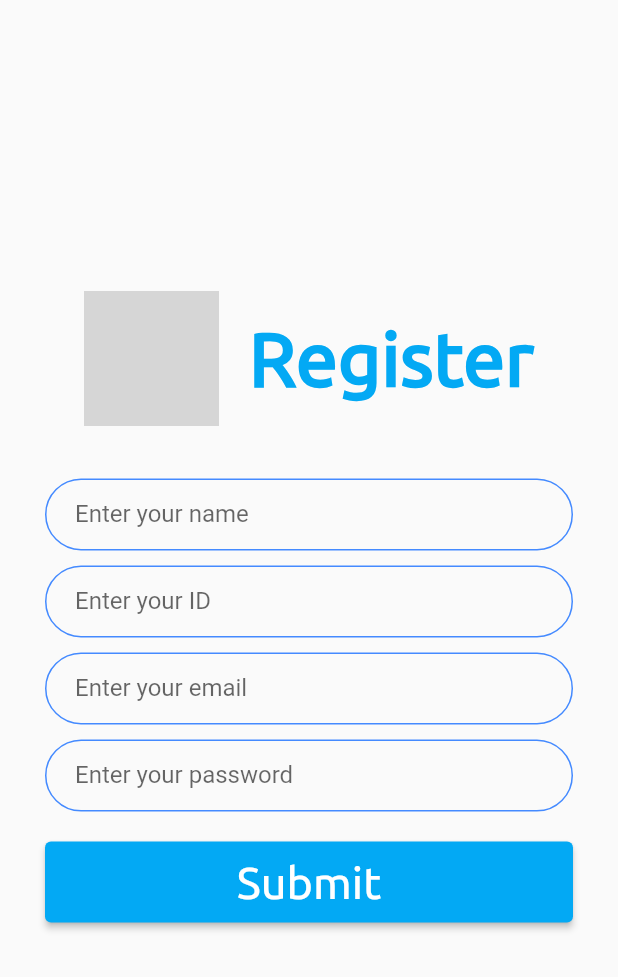
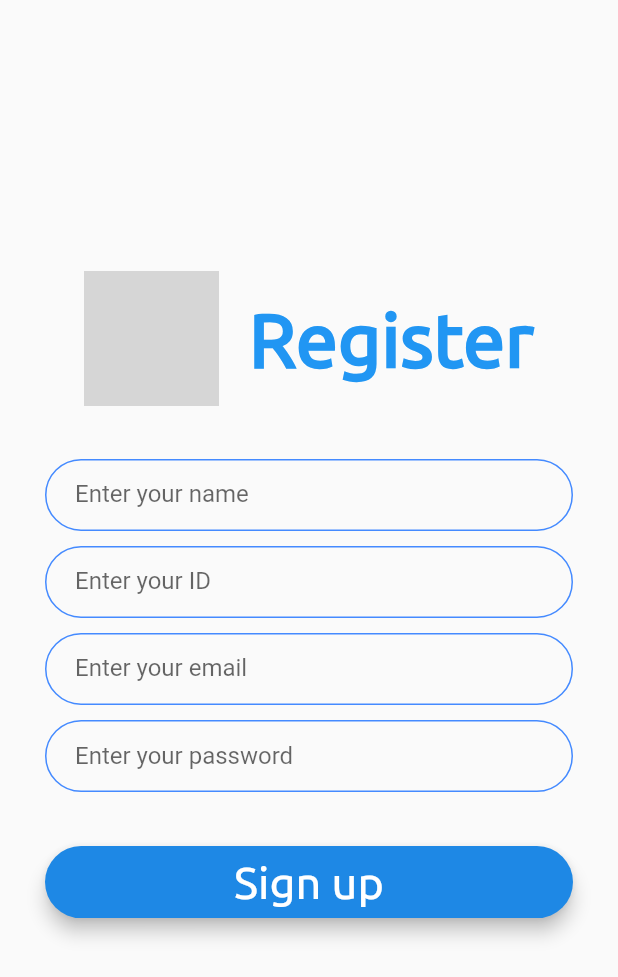
Before and after one commit to Lichyo/Assistant_NTUE, a Flutter app: the screen it shows after launch, after a tap on "Register", on a phone screen of 412 x 824 dp. Shown: the top 977 px of the screen. Run offline on Flutter 3.47's test engine with Material 2 defaults, Android fonts, the phone set to English and light mode, and no system bars; drawn by our look-alikes of modal_progress_hud_nsn; our stand-ins replace cloud_firestore, dropdown_button2, firebase_auth, firebase_core, flutter_local_notifications, flutter_slidable and 5 more; accounts and stored records are empty; project files that could hold a hidden picture were left out; grey boxes are pictures that could not be loaded.

Commit message:
Update account / login / register Pages UI

```diff
--- a/lib/pages/account/account_screen.dart
+++ b/lib/pages/account/account_screen.dart
@@ -40,7 +40,7 @@ class AccountScreen extends StatelessWidget {
                 horizontal: 30.0,
               ),
               child: RoundedButton(
-                color: Colors.lightBlue,
+                color: Colors.lightBlue.shade400,
                 title: 'Login',
                 onPressed: () {
                   Navigator.of(context).push(
@@ -53,7 +53,7 @@ class AccountScreen extends StatelessWidget {
                 horizontal: 30.0,
               ),
               child: RoundedButton(
-                color: Colors.lightBlue,
+                color: Colors.blue.shade600,
                 title: 'Register',
                 onPressed: () {
                   Navigator.of(context).push(MaterialPageRoute(
--- a/lib/pages/account/register_screen.dart
+++ b/lib/pages/account/register_screen.dart
@@ -7,6 +7,7 @@ import 'package:firebase_auth/firebase_auth.dart';
 import 'package:modal_progress_hud_nsn/modal_progress_hud_nsn.dart';
 import 'package:rflutter_alert/rflutter_alert.dart';
 import 'package:cloud_firestore/cloud_firestore.dart';
+import 'package:assistant/components/rounded_button.dart';
 
 class RegisterScreen extends StatefulWidget {
   const RegisterScreen({Key? key}) : super(key: key);
@@ -36,19 +37,19 @@ class _RegisterScreenState extends State<RegisterScreen> {
           children: [
             Row(
               mainAxisAlignment: MainAxisAlignment.center,
-              children: const [
-                Image(
+              children: [
+                const Image(
                   image: AssetImage(
                     'lib/images/NTUE.png',
                   ),
                   height: 90.0,
                 ),
-                SizedBox(
+                const SizedBox(
                   width: 20.0,
                 ),
                 Text(
                   'Register',
-                  style: kTitleTextStyle,
+                  style: kTitleTextStyle.copyWith(color: Colors.blue),
                 ),
               ],
             ),
@@ -118,48 +119,33 @@ class _RegisterScreenState extends State<RegisterScreen> {
             Padding(
               padding:
               const EdgeInsets.symmetric(horizontal: 30.0, vertical: 15.0),
-              child: ElevatedButton(
-                style: const ButtonStyle(
-                  padding: MaterialStatePropertyAll(
-                    EdgeInsets.symmetric(
-                      horizontal: 30.0,
-                      vertical: 10.0,
-                    ),
-                  ),
-                  backgroundColor: MaterialStatePropertyAll(Colors.lightBlue),
-                ),
+              child: RoundedButton(
+                color: Colors.blue.shade600,
+                title: 'Sign up',
                 onPressed: () async {
                   setState(() {
                     showSpinner = true;
                   });
+                  FocusManager.instance.primaryFocus?.unfocus();
                   try {
-                    final newUser = await _auth.createUserWithEmailAndPassword(
+                    final user = await _auth.signInWithEmailAndPassword(
                         email: email, password: password);
-                    if (newUser != null) {
-                      await _firestore.collection('user').add({
-                        'userName': name,
-                        'email': email,
-                        'password': password,
-                        'ID': ID,
-                      });
+                    if (user != null) {
                       Navigator.of(context).push(MaterialPageRoute(
                           builder: (context) => const Home()));
-                    }
                       setState(() {
                         showSpinner = false;
                       });
+                      print('register');
+                    }
                   } catch (e) {
+                    setState(() {
                       Alert(context: context, title: "註冊失敗", desc: e.toString())
                           .show();
-                    setState(() {
                       showSpinner = false;
                     });
                   }
                 },
-                child: const Text(
-                  'Submit',
-                  style: kButtonTextStyle,
-                ),
               ),
             ),
           ],
--- a/lib/pages/home_screen.dart
+++ b/lib/pages/home_screen.dart
@@ -32,7 +32,7 @@ class _HomeState extends State<Home> {
   @override
   void initState() {
     super.initState();
-    File('/Users/lichyo/StudioProjects/assistant/lib/OUTPUT.json').readAsString().then((String contents) {
+    File('/Users/lichyo/StudioProjects/assistant/lib/assets/OUTPUT.json').readAsString().then((String contents) {
       var map = json.decode(contents);
       ClassData classData = ClassData(file: map, id: '111016041');
       List<Curriculum> curriculums = ClassData.curriculumData;
--- a/pubspec.yaml
+++ b/pubspec.yaml
@@ -39,6 +39,7 @@ flutter:
   uses-material-design: true
   assets:
     - lib/images/
+    - lib/assets/OUTPUT.json
 
 #flutter_icons:
 #  android: "launcher_icon"
```
Also changed, not shown: lib/pages/account/login_screen.dart (+12 -20 lines), lib/assets/OUTPUT.json (renamed from lib/OUTPUT.json), 1 other file. Lines whose indentation alone changed are shown as unchanged.
